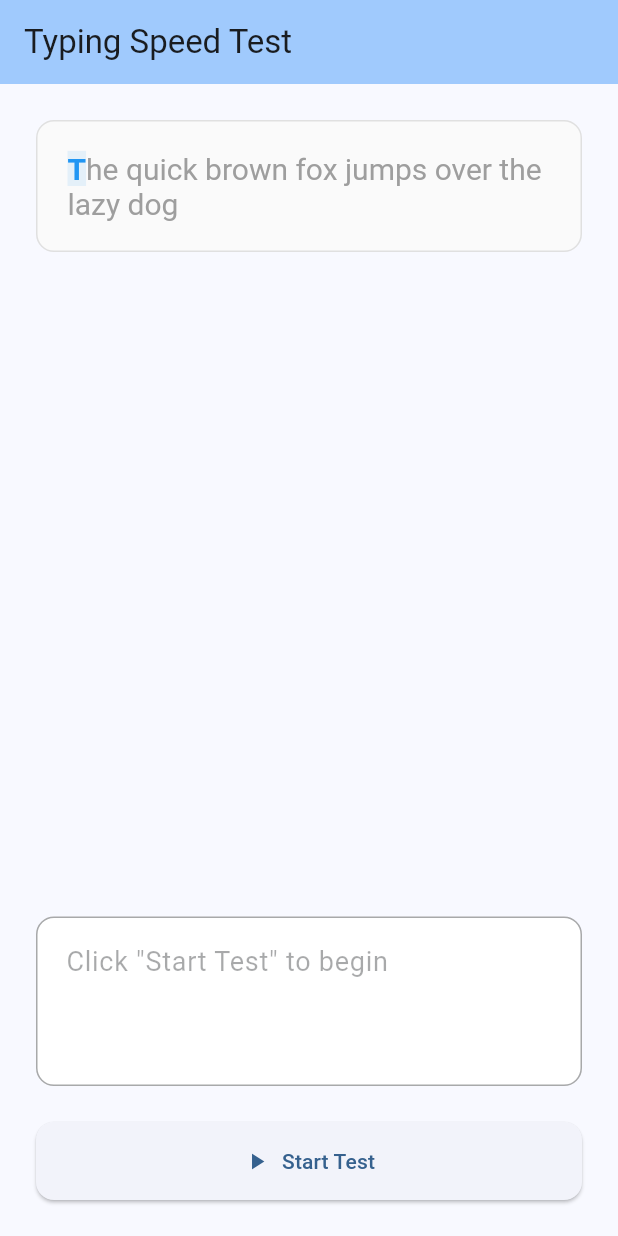
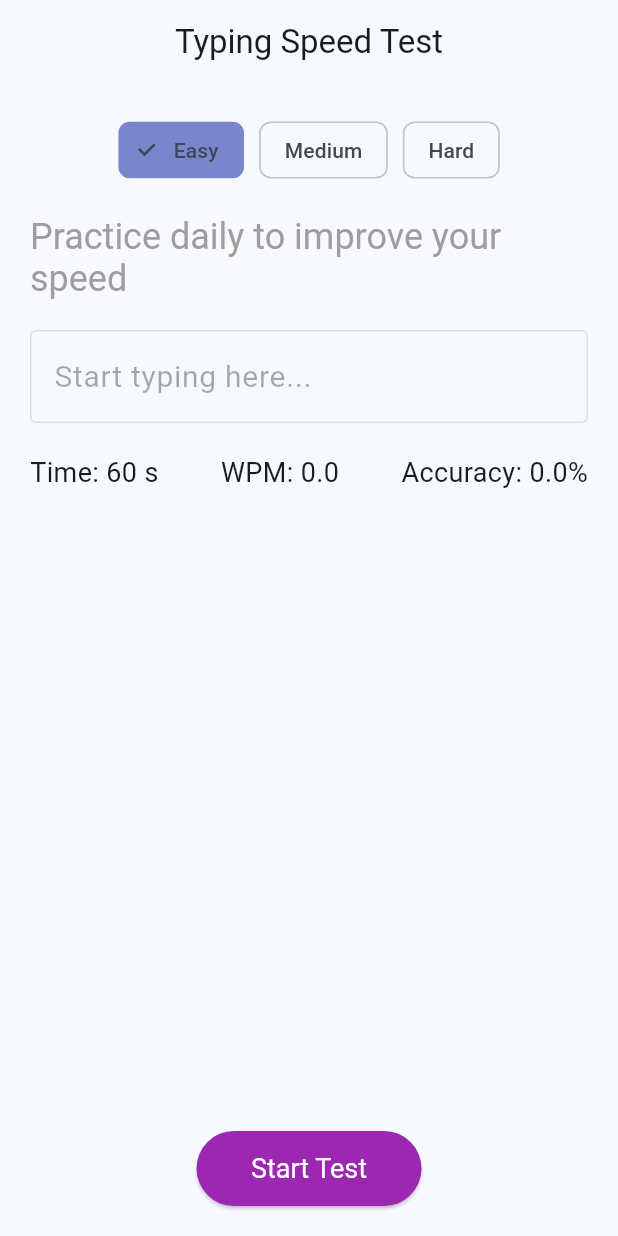
Before and after one commit to Ahmad-Elhajj-04/keyboard_typing, a Flutter app: the screen it shows after launch, on a phone screen of 412 x 824 dp. Run offline on Flutter 3.47's test engine with Material 3 defaults, Android fonts, the phone set to English and light mode, and no system bars.

Commit message:
Changes made in design and added more features

```diff
--- a/lib/main.dart
+++ b/lib/main.dart
@@ -1,223 +1,252 @@
+import 'dart:async';
+import 'dart:math';
 import 'package:flutter/material.dart';
-import 'dart:async';
 
 void main() {
-  runApp(const MyApp());
+  runApp(const TypingSpeedTestApp());
 }
 
-class MyApp extends StatelessWidget {
-  const MyApp({super.key});
+class TypingSpeedTestApp extends StatelessWidget {
+  const TypingSpeedTestApp({super.key});
 
   @override
   Widget build(BuildContext context) {
     return MaterialApp(
       title: 'Typing Speed Test',
-      debugShowCheckedModeBanner: false,
       theme: ThemeData(
-        colorScheme: ColorScheme.fromSeed(seedColor: Colors.blue),
         useMaterial3: true,
+        colorSchemeSeed: Colors.blue,
       ),
       home: const TypingTestPage(),
     );
   }
 }
 
+enum Difficulty { easy, medium, hard }
+
 class TypingTestPage extends StatefulWidget {
   const TypingTestPage({super.key});
 
   @override
-  State<TypingTestPage> createState() => _TypingTestPageState();
+  _TypingTestPageState createState() => _TypingTestPageState();
 }
 
 class _TypingTestPageState extends State<TypingTestPage> {
-  final TextEditingController _textController = TextEditingController();
-  final String _targetText = "The quick brown fox jumps over the lazy dog";
-  String _typedText = "";
-  int _startTime = 0;
-  int _elapsedTime = 0;
-  bool _isTyping = false;
-  bool _isFinished = false;
+  final Map<Difficulty, List<String>> _sentences = {
+    Difficulty.easy: [
+      "Flutter makes beautiful apps for mobile",
+      "Typing fast is fun and useful",
+      "Practice daily to improve your speed",
+      "Keep your hands relaxed and fingers ready",
+      "The cat sat on the warm sunny window sill",
+      "Birds sing sweet songs in the early morning",
+      "She likes to read books under the big tree",
+      "The dog loves to play fetch in the park",
+      "He enjoys walking by the calm river at sunset",
+      "Apples and oranges make a healthy snack",
+      "Children laugh and run around the playground",
+      "The sun shines brightly on a clear day",
+      "Flowers bloom beautifully in the springtime",
+      "A gentle breeze cools the warm summer air",
+    ],
+    Difficulty.medium: [
+          "Typing tests improve speed and accuracy with practice regularly",
+          "Developers often use Flutter for cross platform apps",
+          "Longer sentences help in building muscle memory",
+          "Accuracy is as important as building speed",
+          "Consistent practice leads to noticeable improvements",
+          "Improving typing speed requires consistent daily practice and focus",
+          "Technology advances rapidly, changing how we communicate and work",
+          "Learning new skills can open doors to many exciting opportunities",
+          "Creative thinking helps solve complex problems effectively and efficiently",
+          "Balancing work and rest is essential for maintaining productivity",
+          "Time management plays a crucial role in achieving your goals",
+          "Reading challenging texts builds vocabulary and comprehension skills",
+          "Maintaining good posture prevents fatigue during long typing sessions",
+          "Asking for feedback can provide valuable insights to improve",
+          "Teamwork involves communication, collaboration, and mutual respect",
+    ],
+    Difficulty.hard: [
+      "Unmanageable, problematical, troublesome, perplexing, and formidable challenges await skilled typists",
+      "Proficiency demands discipline, patience, and constant repetition to master",
+      "Technical jargon and complex sentences push your limits",
+      "Rapid shifts in case and punctuation test attention and skill",
+      "Sustained focus is essential for peak typing performance",
+    ],
+  };
+
+  Difficulty _selectedDifficulty = Difficulty.easy;
+  late String _testText;
+  final TextEditingController _controller = TextEditingController();
+
+  int _timerSeconds = 60;
   Timer? _timer;
-  Timer? _countdownTimer;
-  int _countdown = 0;
-  bool _isCountdownActive = false;
+  bool _isRunning = false;
+
   int _correctChars = 0;
-  int _totalChars = 0;
-  int _errors = 0;
+  int _totalTyped = 0;
+
+  final Random _random = Random();
 
   @override
   void initState() {
     super.initState();
-    _textController.addListener(_onTextChanged);
+    _loadNewSentence();
+  }
+
+  void _loadNewSentence() {
+    var list = _sentences[_selectedDifficulty]!;
+    setState(() {
+      _testText = list[_random.nextInt(list.length)];
+      _controller.clear();
+      _correctChars = 0;
+      _totalTyped = 0;
+    });
+  }
+
+  void _startTest() {
+    _loadNewSentence();
+    setState(() {
+      _timerSeconds = 60;
+      _correctChars = 0;
+      _totalTyped = 0;
+      _isRunning = true;
+    });
+
+    _timer?.cancel();
+    _timer = Timer.periodic(const Duration(seconds: 1), (timer) {
+      if (_timerSeconds == 0) {
+        _stopTest();
+      } else {
+        setState(() {
+          _timerSeconds--;
+        });
+      }
+    });
+  }
+
+  void _stopTest() {
+    _timer?.cancel();
+    setState(() {
+      _isRunning = false;
+    });
+  }
+
+  void _onTextChanged(String value) {
+    if (!_isRunning) return;
+
+    int correct = 0;
+    for (int i = 0; i < value.length; i++) {
+      if (i < _testText.length && value[i] == _testText[i]) {
+        correct++;
+      }
+    }
+
+    setState(() {
+      _totalTyped = value.length;
+      _correctChars = correct;
+
+      if (value == _testText) {
+        _stopTest();
+      }
+    });
+  }
+
+  double get _accuracy {
+    if (_totalTyped == 0) return 0;
+    return (_correctChars / _totalTyped) * 100;
+  }
+
+  double get _wpm {
+    if (!_isRunning && _timerSeconds == 60) return 0;
+    final int elapsed = 60 - _timerSeconds;
+    if (elapsed == 0) return 0;
+    final words = _correctChars / 5;
+    return words / (elapsed / 60);
+  }
+
+  Color _getCharColor(int index) {
+    if (index >= _controller.text.length) return Colors.grey;
+    if (index >= _testText.length) return Colors.red.shade300;
+    return _controller.text[index] == _testText[index]
+        ? Colors.green
+        : Colors.red.shade700;
+  }
+
+  Widget _buildTestText() {
+    List<TextSpan> spans = [];
+    for (int i = 0; i < _testText.length; i++) {
+      spans.add(TextSpan(
+        text: _testText[i],
+        style: TextStyle(
+          color: _getCharColor(i),
+          backgroundColor: (i == _controller.text.length && _isRunning)
+              ? Colors.blue.shade100
+              : Colors.transparent,
+          fontWeight: (i == _controller.text.length && _isRunning)
+              ? FontWeight.bold
+              : null,
+          fontSize: 24,
+        ),
+      ));
+    }
+    return RichText(text: TextSpan(children: spans));
+  }
+
+  Widget _buildDifficultySelector() {
+    return Row(
+      mainAxisAlignment: MainAxisAlignment.center,
+      children: [
+        ChoiceChip(
+          label: const Text('Easy'),
+          selected: _selectedDifficulty == Difficulty.easy,
+          onSelected: (selected) {
+            if (selected && !_isRunning) {
+              setState(() {
+                _selectedDifficulty = Difficulty.easy;
+                _loadNewSentence();
+              });
+            }
+          },
+          selectedColor: Colors.indigo.shade300,
+        ),
+        const SizedBox(width: 10),
+        ChoiceChip(
+          label: const Text('Medium'),
+          selected: _selectedDifficulty == Difficulty.medium,
+          onSelected: (selected) {
+            if (selected && !_isRunning) {
+              setState(() {
+                _selectedDifficulty = Difficulty.medium;
+                _loadNewSentence();
+              });
+            }
+          },
+          selectedColor: Colors.indigo.shade300,
+        ),
+        const SizedBox(width: 10),
+        ChoiceChip(
+          label: const Text('Hard'),
+          selected: _selectedDifficulty == Difficulty.hard,
+          onSelected: (selected) {
+            if (selected && !_isRunning) {
+              setState(() {
+                _selectedDifficulty = Difficulty.hard;
+                _loadNewSentence();
+              });
+            }
+          },
+          selectedColor: Colors.indigo.shade300,
+        ),
+      ],
+    );
   }
 
   @override
   void dispose() {
-    _textController.removeListener(_onTextChanged);
-    _textController.dispose();
     _timer?.cancel();
-    _countdownTimer?.cancel();
+    _controller.dispose();
     super.dispose();
-  }
-
-  void _onTextChanged() {
-    if (!_isCountdownActive && !_isFinished && _isTyping) {
-      setState(() {
-        _typedText = _textController.text;
-        _calculateAccuracy();
-        _checkAutoFinish();
-      });
-    }
-  }
-
-  void _checkAutoFinish() {
-    if (_typedText.trim() == _targetText.trim() && _isTyping) {
-      _finishTest();
-    }
-  }
-
-  void _finishTest() {
-    setState(() {
-      _isFinished = true;
-      _isTyping = false;
-    });
-    _timer?.cancel();
-  }
-
-  void _resetTest() {
-    setState(() {
-      _textController.clear();
-      _typedText = "";
-      _isTyping = false;
-      _isFinished = false;
-      _elapsedTime = 0;
-      _countdown = 0;
-      _isCountdownActive = false;
-      _correctChars = 0;
-      _totalChars = 0;
-      _errors = 0;
-    });
-    _timer?.cancel();
-    _countdownTimer?.cancel();
-    _countdownTimer = null;
-  }
-
-  void _calculateAccuracy() {
-    _totalChars = _typedText.length;
-    _correctChars = 0;
-    _errors = 0;
-
-    for (int i = 0; i < _typedText.length; i++) {
-      if (i < _targetText.length) {
-        if (_typedText[i] == _targetText[i]) {
-          _correctChars++;
-        } else {
-          _errors++;
-        }
-      } else {
-        _errors++;
-      }
-    }
-  }
-
-  double get _accuracy {
-    if (_totalChars == 0) return 100.0;
-    return (_correctChars / _totalChars) * 100;
-  }
-
-  void _startCountdown() {
-    setState(() {
-      _isCountdownActive = true;
-      _countdown = 3;
-    });
-
-    _countdownTimer?.cancel();
-    _countdownTimer = Timer.periodic(const Duration(seconds: 1), (timer) {
-      setState(() {
-        _countdown--;
-        if (_countdown <= 0) {
-          timer.cancel();
-          _countdownTimer = null;
-          _isCountdownActive = false;
-          _startTest();
-        }
-      });
-    });
-  }
-
-  void _startTest() {
-    setState(() {
-      _isTyping = true;
-      _startTime = DateTime.now().millisecondsSinceEpoch;
-      _elapsedTime = 0;
-    });
-
-    _timer = Timer.periodic(const Duration(milliseconds: 100), (timer) {
-      if (!_isFinished) {
-        setState(() {
-          _elapsedTime = DateTime.now().millisecondsSinceEpoch - _startTime;
-        });
-      } else {
-        timer.cancel();
-      }
-    });
-  }
-
-  String _formatTime(int milliseconds) {
-    int seconds = (milliseconds / 1000).floor();
-    int minutes = seconds ~/ 60;
-    seconds = seconds % 60;
-    return '${minutes.toString().padLeft(2, '0')}:${seconds.toString().padLeft(2, '0')}';
-  }
-
-  int get _wordsTyped {
-    if (_typedText.trim().isEmpty) return 0;
-    return _typedText.trim().split(RegExp(r'\s+')).length;
-  }
-
-  int get _targetWords {
-    return _targetText.trim().split(RegExp(r'\s+')).length;
-  }
-
-  double get _wpm {
-    if (_elapsedTime == 0) return 0.0;
-    double minutes = _elapsedTime / 60000.0;
-    return (_wordsTyped / minutes);
-  }
-
-  List<TextSpan> _buildTextSpans() {
-    List<TextSpan> spans = [];
-
-    for (int i = 0; i < _targetText.length; i++) {
-      Color color;
-      Color? backgroundColor;
-
-      if (i < _typedText.length) {
-        if (_typedText[i] == _targetText[i]) {
-          color = Colors.green;
-        } else {
-          color = Colors.red;
-          backgroundColor = Colors.red.withOpacity(0.2);
-        }
-      } else if (i == _typedText.length) {
-        color = Colors.blue;
-        backgroundColor = Colors.blue.withOpacity(0.1);
-      } else {
-        color = Colors.grey;
-      }
-
-      spans.add(TextSpan(
-        text: _targetText[i],
-        style: TextStyle(
-          color: color,
-          backgroundColor: backgroundColor,
-          fontSize: 20,
-          fontWeight: i == _typedText.length ? FontWeight.bold : FontWeight.normal,
-        ),
-      ));
-    }
-
-    return spans;
   }
 
   @override
@@ -225,267 +254,68 @@ class _TypingTestPageState extends State<TypingTestPage> {
     return Scaffold(
       appBar: AppBar(
         title: const Text('Typing Speed Test'),
-        backgroundColor: Theme.of(context).colorScheme.inversePrimary,
-        elevation: 0,
+        centerTitle: true,
       ),
-      body: SafeArea(
-        child: Padding(
-          padding: const EdgeInsets.all(24.0),
-          child: Column(
-            crossAxisAlignment: CrossAxisAlignment.stretch,
-            children: [
-              if (_isCountdownActive)
-                Expanded(
-                  child: Center(
-                    child: Column(
-                      mainAxisAlignment: MainAxisAlignment.center,
-                      children: [
-                        Text(
-                          '$_countdown',
-                          style: TextStyle(
-                            fontSize: 120,
-                            fontWeight: FontWeight.bold,
-                            color: Colors.blue,
-                          ),
-                        ),
-                        const SizedBox(height: 16),
-                        Text(
-                          'Get ready!',
-                          style: TextStyle(
-                            fontSize: 24,
-                            color: Colors.grey[600],
-                          ),
-                        ),
-                      ],
-                    ),
+      body: Padding(
+        padding: const EdgeInsets.all(20),
+        child: Column(
+          crossAxisAlignment: CrossAxisAlignment.start,
+          children: [
+            _buildDifficultySelector(),
+            const SizedBox(height: 20),
+            _buildTestText(),
+            const SizedBox(height: 20),
+            TextField(
+              controller: _controller,
+              enabled: _isRunning,
+              autofocus: _isRunning,
+              decoration: InputDecoration(
+                border: OutlineInputBorder(
+                    borderSide: BorderSide(color: Colors.indigo, width: 2)),
+                hintText: 'Start typing here...',
+                focusedBorder: OutlineInputBorder(
+                  borderSide: BorderSide(color: Colors.indigo.shade700, width: 2),
+                ),
+              ),
+              onChanged: _onTextChanged,
+              style: const TextStyle(fontSize: 20),
+            ),
+            const SizedBox(height: 20),
+            Row(
+              mainAxisAlignment: MainAxisAlignment.spaceBetween,
+              children: [
+                Text('Time: $_timerSeconds s', style: const TextStyle(fontSize: 18)),
+                Text('WPM: ${_wpm.toStringAsFixed(1)}', style: const TextStyle(fontSize: 18)),
+                Text('Accuracy: ${_accuracy.toStringAsFixed(1)}%', style: const TextStyle(fontSize: 18)),
+              ],
+            ),
+            const Spacer(),
+            Center(
+              child: ElevatedButton(
+                onPressed: _isRunning ? _stopTest : _startTest,
+                child: Text(_isRunning ? 'Finish Test' : 'Start Test'),
+                style: ElevatedButton.styleFrom(
+                  backgroundColor: Colors.purple,
+                  minimumSize: const Size(150, 50),
+                  textStyle: const TextStyle(fontSize: 18),
+                  foregroundColor: Colors.white,
+                ),
+              ),
+            ),
+            if (!_isRunning && _totalTyped > 0)
+              Padding(
+                padding: const EdgeInsets.only(top: 20),
+                child: Center(
+                  child: Text(
+                    'Test Complete!\nWPM: ${_wpm.toStringAsFixed(1)}\nAccuracy: ${_accuracy.toStringAsFixed(1)}%',
+                    textAlign: TextAlign.center,
+                    style: const TextStyle(fontSize: 20, fontWeight: FontWeight.w600),
                   ),
                 ),
-              if (!_isCountdownActive && (_isTyping || _isFinished))
-                Container(
-                  padding: const EdgeInsets.all(16.0),
-                  decoration: BoxDecoration(
-                    color: Colors.grey[100],
-                    borderRadius: BorderRadius.circular(12),
-                  ),
-                  child: Row(
-                    mainAxisAlignment: MainAxisAlignment.spaceAround,
-                    children: [
-                      _StatItem(
-                        label: 'WPM',
-                        value: _wpm.toStringAsFixed(0),
-                        icon: Icons.speed,
-                      ),
-                      _StatItem(
-                        label: 'Accuracy',
-                        value: '${_accuracy.toStringAsFixed(1)}%',
-                        icon: Icons.check_circle,
-                      ),
-                      _StatItem(
-                        label: 'Time',
-                        value: _formatTime(_elapsedTime),
-                        icon: Icons.timer,
-                      ),
-                    ],
-                  ),
-                ),
-              if (!_isCountdownActive && (_isTyping || _isFinished)) const SizedBox(height: 16),
-              if (!_isCountdownActive && (_isTyping || _isFinished))
-                Container(
-                  padding: const EdgeInsets.symmetric(vertical: 12.0, horizontal: 16.0),
-                  decoration: BoxDecoration(
-                    color: Colors.blue[50],
-                    borderRadius: BorderRadius.circular(8),
-                  ),
-                  child: Row(
-                    mainAxisAlignment: MainAxisAlignment.center,
-                    children: [
-                      Text(
-                        'Words: ',
-                        style: TextStyle(
-                          fontSize: 16,
-                          color: Colors.grey[700],
-                        ),
-                      ),
-                      Text(
-                        '$_wordsTyped / $_targetWords',
-                        style: TextStyle(
-                          fontSize: 18,
-                          fontWeight: FontWeight.bold,
-                          color: Colors.blue[700],
-                        ),
-                      ),
-                    ],
-                  ),
-                ),
-              if (!_isCountdownActive && (_isTyping || _isFinished)) const SizedBox(height: 24),
-              if (!_isCountdownActive)
-                Expanded(
-                  child: SingleChildScrollView(
-                    child: Container(
-                      padding: const EdgeInsets.all(20.0),
-                      decoration: BoxDecoration(
-                        color: Colors.grey[50],
-                        borderRadius: BorderRadius.circular(12),
-                        border: Border.all(color: Colors.grey[300]!),
-                      ),
-                      child: RichText(
-                        text: TextSpan(
-                          children: _buildTextSpans(),
-                        ),
-                        textAlign: TextAlign.left,
-                      ),
-                    ),
-                  ),
-                ),
-              if (!_isCountdownActive) const SizedBox(height: 24),
-              if (!_isCountdownActive && !_isFinished)
-                TextField(
-                  controller: _textController,
-                  autofocus: true,
-                  enabled: _isTyping && !_isFinished,
-                  maxLines: 3,
-                  decoration: InputDecoration(
-                    hintText: _isTyping
-                        ? 'Start typing...'
-                        : 'Click "Start Test" to begin',
-                    border: OutlineInputBorder(
-                      borderRadius: BorderRadius.circular(12),
-                    ),
-                    filled: true,
-                    fillColor: Colors.white,
-                    contentPadding: const EdgeInsets.all(16.0),
-                  ),
-                  style: const TextStyle(fontSize: 18),
-                ),
-              if (!_isCountdownActive && _isFinished)
-                const SizedBox(height: 24),
-              if (!_isCountdownActive && _isFinished)
-                Container(
-                  padding: const EdgeInsets.all(20.0),
-                  decoration: BoxDecoration(
-                    color: Colors.green[50],
-                    borderRadius: BorderRadius.circular(12),
-                    border: Border.all(color: Colors.green[300]!),
-                  ),
-                  child: Column(
-                    children: [
-                      Icon(
-                        Icons.check_circle,
-                        color: Colors.green[700],
-                        size: 48,
-                      ),
-                      const SizedBox(height: 16),
-                      Text(
-                        'Test Complete!',
-                        style: TextStyle(
-                          fontSize: 24,
-                          fontWeight: FontWeight.bold,
-                          color: Colors.green[700],
-                        ),
-                      ),
-                      const SizedBox(height: 8),
-                      Text(
-                        'You typed ${_wordsTyped} words in ${_formatTime(_elapsedTime)}',
-                        style: TextStyle(
-                          fontSize: 16,
-                          color: Colors.grey[700],
-                        ),
-                      ),
-                    ],
-                  ),
-                ),
-              if (!_isCountdownActive) const SizedBox(height: 24),
-              if (!_isCountdownActive)
-                Row(
-                  children: [
-                    if (!_isTyping && !_isFinished)
-                      Expanded(
-                        child: ElevatedButton.icon(
-                          onPressed: _startCountdown,
-                          icon: const Icon(Icons.play_arrow),
-                          label: const Text('Start Test'),
-                          style: ElevatedButton.styleFrom(
-                            padding: const EdgeInsets.symmetric(vertical: 16),
-                            shape: RoundedRectangleBorder(
-                              borderRadius: BorderRadius.circular(12),
-                            ),
-                          ),
-                        ),
-                      ),
-                    if (_isTyping && !_isFinished)
-                      Expanded(
-                        child: ElevatedButton.icon(
-                          onPressed: _finishTest,
-                          icon: const Icon(Icons.stop),
-                          label: const Text('Finish Test'),
-                          style: ElevatedButton.styleFrom(
-                            padding: const EdgeInsets.symmetric(vertical: 16),
-                            backgroundColor: Colors.orange,
-                            foregroundColor: Colors.white,
-                            shape: RoundedRectangleBorder(
-                              borderRadius: BorderRadius.circular(12),
-                            ),
-                          ),
-                        ),
-                      ),
-                    if (_isFinished)
-                      Expanded(
-                        child: ElevatedButton.icon(
-                          onPressed: _resetTest,
-                          icon: const Icon(Icons.refresh),
-                          label: const Text('Try Again'),
-                          style: ElevatedButton.styleFrom(
-                            padding: const EdgeInsets.symmetric(vertical: 16),
-                            backgroundColor: Colors.blue,
-                            foregroundColor: Colors.white,
-                            shape: RoundedRectangleBorder(
-                              borderRadius: BorderRadius.circular(12),
-                            ),
-                          ),
-                        ),
-                      ),
-                  ],
-                ),
-            ],
-          ),
+              ),
+          ],
         ),
       ),
     );
   }
 }
-
-class _StatItem extends StatelessWidget {
-  final String label;
-  final String value;
-  final IconData icon;
-
-  const _StatItem({
-    required this.label,
-    required this.value,
-    required this.icon,
-  });
-
-  @override
-  Widget build(BuildContext context) {
-    return Column(
-      children: [
-        Icon(icon, color: Colors.blue, size: 28),
-        const SizedBox(height: 8),
-        Text(
-          value,
-          style: const TextStyle(
-            fontSize: 20,
-            fontWeight: FontWeight.bold,
-          ),
-        ),
-        Text(
-          label,
-          style: TextStyle(
-            fontSize: 12,
-            color: Colors.grey[600],
-          ),
-        ),
-      ],
-    );
-  }
-}
```
